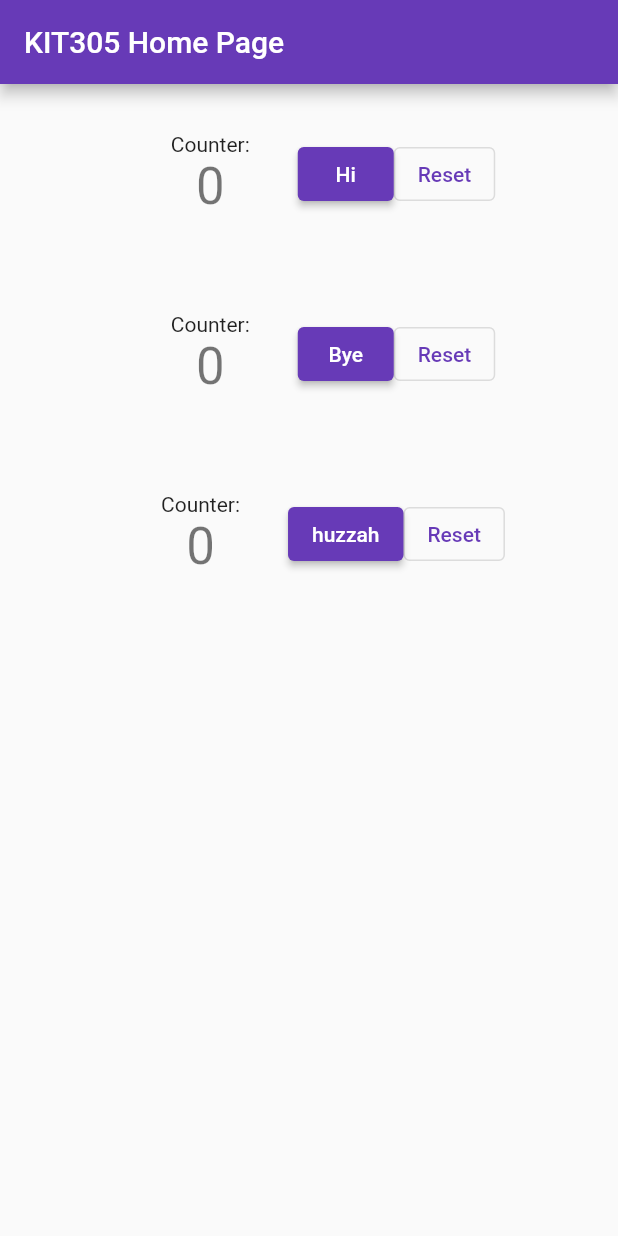
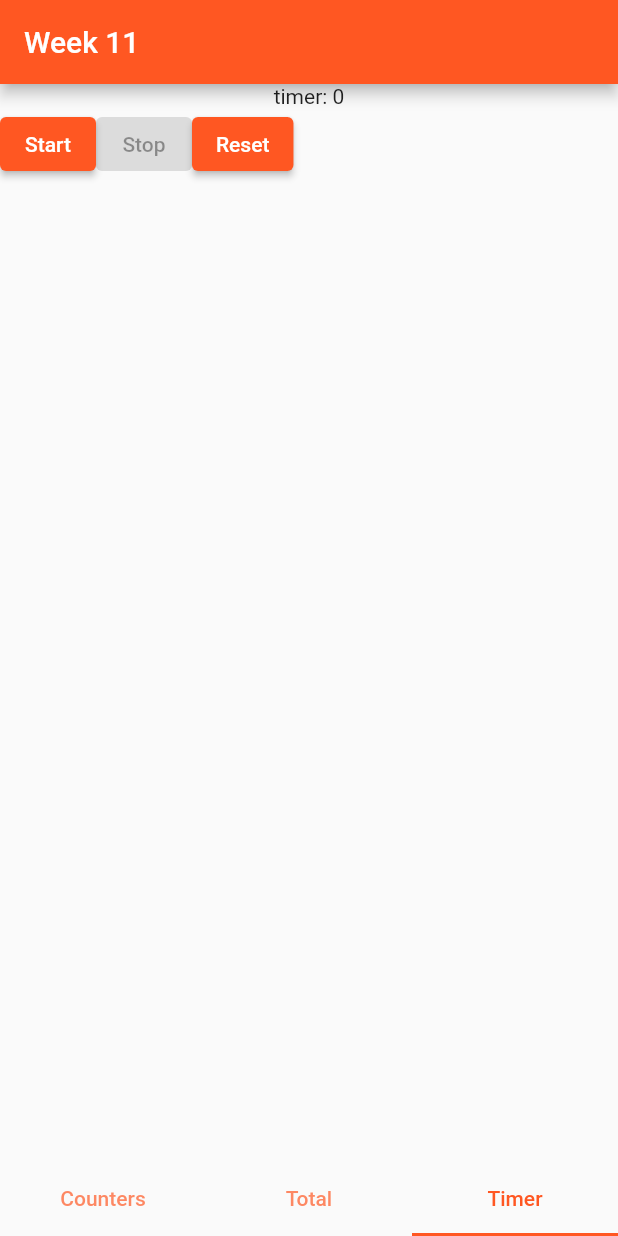
Before and after one commit to lfwells/kit305-week11-sample-2023, a Flutter app: the screen it shows after launch, on a phone screen of 412 x 824 dp. Run offline on Flutter 3.47's test engine with Material 2 defaults, Android fonts, the phone set to English and light mode, and no system bars.

Commit message:
Week 11 lectorial changes

```diff
--- /dev/null
+++ b/lib/counter_provider.dart
@@ -0,0 +1,14 @@
+import 'package:flutter/material.dart';
+
+class CounterProvider extends ChangeNotifier {
+  List<int> counters = [0, 0, 0, 0];
+
+  //using a higher-order function to calculate the total
+  int get total => counters.reduce((value, element) => value + element);
+
+  void setCounter(int index, int value)
+  {
+    counters[index] = value;
+    notifyListeners();
+  }
+}
--- a/lib/main.dart
+++ b/lib/main.dart
@@ -1,4 +1,6 @@
 import 'package:flutter/material.dart';
+import 'package:provider/provider.dart';
+import 'package:week10_sample_1/counter_provider.dart';
 
 void main() {
   runApp(const MyApp());
@@ -13,10 +15,59 @@ class MyApp extends StatelessWidget {
     return MaterialApp(
       title: 'Flutter Demo',
       theme: ThemeData(
-        primarySwatch: Colors.deepPurple,
+        primarySwatch: Colors.deepOrange,
       ),
-      home: const MyHomePage(title: 'KIT305 Home Page'),
+      home: ChangeNotifierProvider<CounterProvider>(
+        create: (_) => CounterProvider(),
+        child: DefaultTabController(
+          length: 3,
+          initialIndex: 2,
+          child: Scaffold(
+            appBar: AppBar(
+              title: Text("Week 11"),
+              /*bottom: const TabBar(
+                tabs: [
+                  Tab(icon: Icon(Icons.home)),
+                  Tab(icon: Icon(Icons.timer)),
+                ],
+              ),*/
+            ),
+            body: TabBarView(children: [
+              const MyHomePage(title: 'KIT305 Home Page'),
+              TotalTab(),
+              TimerTab(),
+            ]),
+            bottomNavigationBar: Builder(
+              builder: (context) {
+                return TabBar(
+                  tabs: [
+                    Tab(text: "Counters"),
+                    Tab(text: "Total"),
+                    Tab(text: "Timer"),
+                  ],
+                  labelColor: Theme.of(context).primaryColor,
+                );
+              }
+            )
+          )
+        ),
+      ),
     );
+  }
+}
+
+class TotalTab extends StatelessWidget {
+  const TotalTab({
+    Key? key,
+  }) : super(key: key);
+
+  @override
+  Widget build(BuildContext context) {
+    return Center(child: Consumer<CounterProvider>(
+      builder: (context, counterProvider, _) {
+        return Text("Total is: ${counterProvider.total}");
+      }
+    ));
   }
 }
 
@@ -36,27 +87,14 @@ class _MyHomePageState extends State<MyHomePage>
 {
   @override
   Widget build(BuildContext context) {
-    return Scaffold(
-      appBar: AppBar(
-        title: Text(widget.title),
-      ),
-      body: Center(
+    return Center(
         child: Column(
           children:
-          [
+          const [
             //Hard-coded counter widgets (uncomment *** to use the list of labels below)
-            CounterWidget(buttonText: "Hi", onCounterChanged: (value) {
-              print("counter 1 was incremented");
-              setState(() { counters[0]=value; });
-            },),
-            CounterWidget(buttonText: "Bye", onCounterChanged: (value) {
-              print("counter 2 was incremented");
-              setState(() { counters[1]=value; });
-            }),
-            CounterWidget(buttonText: "huzzah", onCounterChanged: (value) {
-              print("counter 3 was incremented");
-              setState(() { counters[2]=value; });
-            }),
+            CounterWidget(buttonText: "Hi", counterIndex: 0),
+            CounterWidget(buttonText: "Bye", counterIndex: 1),
+            CounterWidget(buttonText: "huzzah", counterIndex: 2),
 
             /*
 
@@ -72,16 +110,8 @@ class _MyHomePageState extends State<MyHomePage>
             */
           ],
         ),
-      ),
     );
   }
-
-  //store the state of the counters here, since we need to calculate the total
-  //(note this could be done better, but we ran out of time, DM me for info)
-  List<int> counters = [0, 0, 0, 0];
-
-  //using a higher-order function to calculate the total
-  int get total => counters.reduce((value, element) => value + element);
 
   //defining the labels as a list of strings (only used if you comment out *** above)
   List<String> counterLabels = [
@@ -90,11 +120,10 @@ class _MyHomePageState extends State<MyHomePage>
 }
 
 class CounterWidget extends StatefulWidget {
-  const CounterWidget({Key? key, required this.buttonText, required this.onCounterChanged}) : super(key: key);
+  const CounterWidget({Key? key, required this.buttonText, required this.counterIndex}) : super(key: key);
 
   final String buttonText;
-
-  final Function(int) onCounterChanged;
+  final int counterIndex;
 
   @override
   State<CounterWidget> createState() => _CounterWidgetState();
@@ -104,18 +133,32 @@ class _CounterWidgetState extends State<CounterWidget>
 {
   int counter = 0;
 
+  @override
+  void initState()
+  {
+    super.initState();
+
+    var counterProvider = Provider.of<CounterProvider>(context, listen: false);
+    counter = counterProvider.counters[widget.counterIndex];
+  }
+
   void _incrementCounter() {
     setState(() {
       counter++;
-      widget.onCounterChanged(counter);
     });
+
+    var counterProvider = Provider.of<CounterProvider>(context, listen: false);
+    counterProvider.setCounter(widget.counterIndex, counter);
+
   }
 
   void _resetCounter() {
     setState(() {
       counter = 0;
-      widget.onCounterChanged(counter);
     });
+
+    var counterProvider = Provider.of<CounterProvider>(context, listen: false);
+    counterProvider.setCounter(widget.counterIndex, 0);
   }
 
   @override
@@ -145,3 +188,54 @@ class _CounterWidgetState extends State<CounterWidget>
     );
   }
 }
+
+class TimerTab extends StatefulWidget {
+  const TimerTab({Key? key}) : super(key: key);
+
+  @override
+  State<TimerTab> createState() => _TimerTabState();
+}
+
+class _TimerTabState extends State<TimerTab>
+{
+  int timerValue = 0;
+  bool timerRunning = false;
+
+  Future _timer() async
+  {
+    //if (timerRunning) return;
+
+    setState(() => timerRunning = true);
+
+    while(timerRunning)
+    {
+      await Future.delayed(const Duration(seconds: 1));
+      setState(() => timerValue++);
+    }
+  }
+
+  @override
+  Widget build(BuildContext context) {
+    return Column(
+      children: [
+        Text("timer: $timerValue"),
+        Row(
+          children: [
+            ElevatedButton(
+              child: const Text("Start"),
+              onPressed: timerRunning ? null : _timer,
+            ),
+            ElevatedButton(
+              child: const Text("Stop"),
+              onPressed: timerRunning ? () => setState(() => timerRunning = false) : null,
+            ),
+            ElevatedButton(
+              child: const Text("Reset"),
+              onPressed: () => setState(() => timerValue = 0),
+            )
+          ],
+        )
+      ],
+    );
+  }
+}
--- a/pubspec.yaml
+++ b/pubspec.yaml
@@ -30,7 +30,7 @@ dependencies:
   flutter:
     sdk: flutter
 
-
+  provider:
   # The following adds the Cupertino Icons font to your application.
   # Use with the CupertinoIcons class for iOS style icons.
   cupertino_icons: ^1.0.2
```
Also changed, not shown: pubspec.lock.
